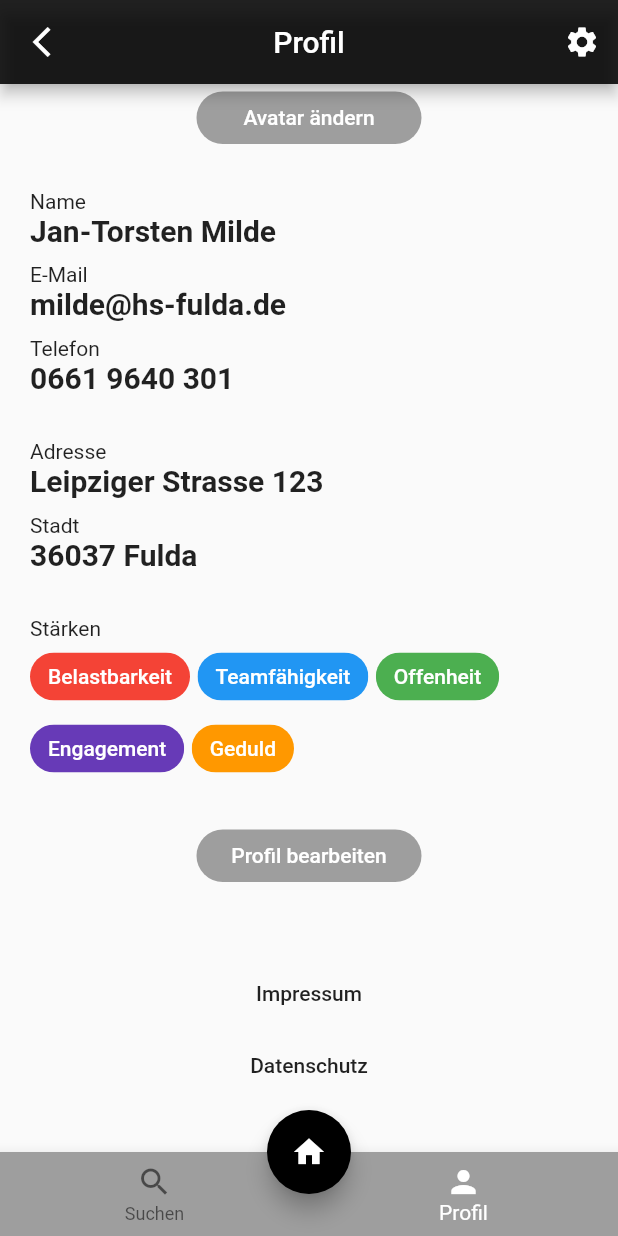
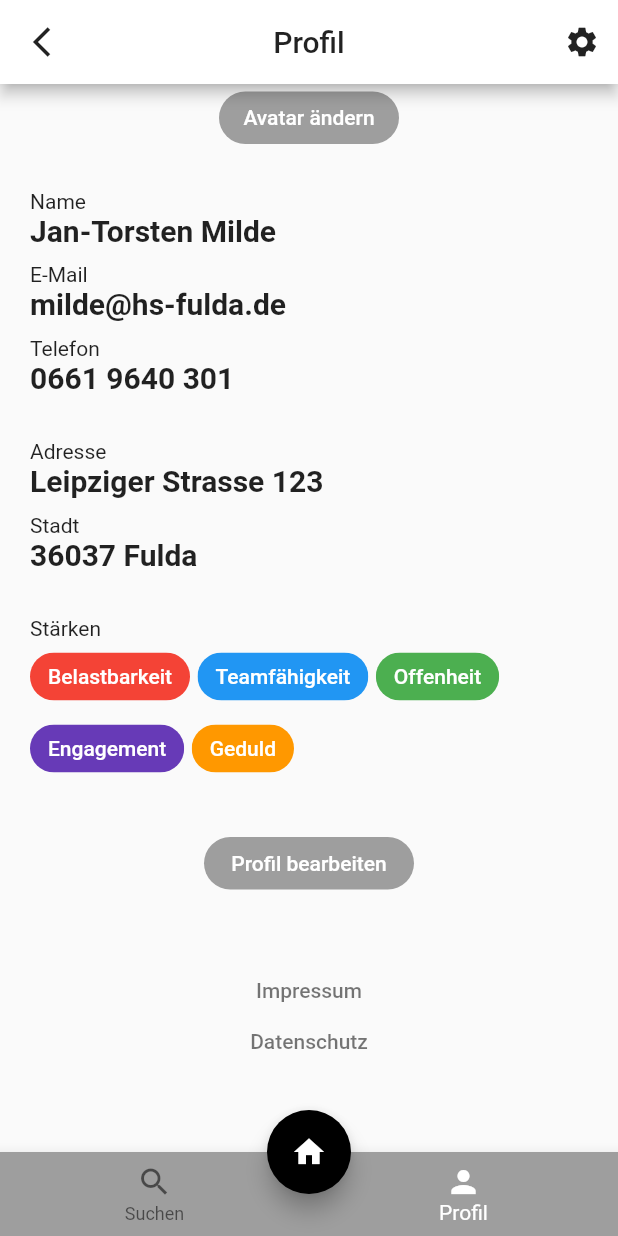
Before and after one commit to arsomesan/flutter_profile_getx, a Flutter app: the ScreenProfil screen opened directly, scrolled down 230 dp, on a phone screen of 412 x 824 dp. Run offline on Flutter 3.47's test engine with Material 2 defaults, Android fonts, the phone set to English and light mode, and no system bars; our stand-ins replace get; network calls fail.

Commit message:
chaned appbar colors and some margins

```diff
--- a/lib/global/glovar.dart
+++ b/lib/global/glovar.dart
@@ -10,4 +10,5 @@ class Glovar {
   static final green=Colors.green;
   static final purple=Colors.deepPurple;
   static final orange=Colors.orange;
+  static final greylight=Colors.black54;
 }
--- a/lib/screens/screen_profil.dart
+++ b/lib/screens/screen_profil.dart
@@ -32,7 +32,8 @@ class ScreenProfil extends StatelessWidget {
               // Button linking to last visited page
             },
           ),
-          backgroundColor: Glovar.blackvar,
+          backgroundColor: Glovar.white,
+          foregroundColor: Glovar.blackvar,
           actions: [
             IconButton(
                 icon: Icon(Icons.settings),
@@ -68,7 +69,7 @@ class ScreenProfil extends StatelessWidget {
             Container(
               child: Center(
                 child: Container(
-                  width: 150,
+                  width: 120,
                   height: 35,
                   margin: EdgeInsets.only(top: 10, bottom: 30),
                   child: TextButton(
@@ -267,9 +268,9 @@ class ScreenProfil extends StatelessWidget {
             Container(
               child: Center(
                 child: Container(
-                  width: 150,
+                  width: 140,
                   height: 35,
-                  margin: EdgeInsets.only(top: 30, bottom: 50),
+                  margin: EdgeInsets.only(top: 35, bottom: 50),
                   child: TextButton(
                     child: Text('Profil bearbeiten'),
                     onPressed: () {
@@ -288,33 +289,35 @@ class ScreenProfil extends StatelessWidget {
               ),
             ),
             Container(
-              margin: EdgeInsets.only(bottom: 40),
+              height: 35,
               child: Center(
-                child: Column(
-                  children: [
-                    Container(
+                child: Container(
                   child: TextButton(
                     child: Text('Impressum'),
                     onPressed: () {
                       // Button linking to the impress page
                     },
                     style: TextButton.styleFrom(
-                          primary: Glovar.blackvar,
+                      primary: Glovar.greylight,
+                    ),
+                  ),
                 ),
               ),
             ),
             Container(
+              height: 30,
+              margin: EdgeInsets.only(bottom: 60),
+              child: Center(
+                child: Container(
                   child: TextButton(
                     child: Text('Datenschutz'),
                     onPressed: () {
                       // Button linking to the impress page
                     },
                     style: TextButton.styleFrom(
-                          primary: Glovar.blackvar,
+                      primary: Glovar.greylight,
                     ),
                   ),
-                    ),
-                  ],
                 ),
               ),
             ),
```
Lines whose indentation alone changed are shown as unchanged.
